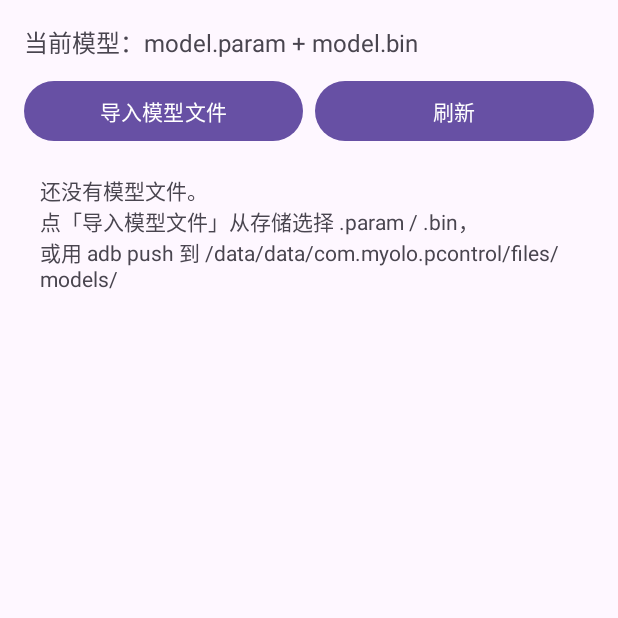
After one commit to 0Sakura721/myolo-pcontrol, an Android app: the ModelManagerActivity screen opened directly, with no data from a screen before it, on a phone screen of 412 x 824 dp, the top half of it. The commit adds this screen. Run offline under Robolectric (Android 15) with nearby library versions, the light colour scheme and no system bars.

Commit message:
feat: 模型管理页(导入/启用/删除/记忆选择) + 主界面入口按钮

```diff
--- a/android/app/src/main/AndroidManifest.xml
+++ b/android/app/src/main/AndroidManifest.xml
@@ -39,6 +39,9 @@
                 <category android:name="android.intent.category.LAUNCHER" />
             </intent-filter>
         </activity>
+        <activity
+            android:name=".ModelManagerActivity"
+            android:exported="false" />
     </application>
 
 </manifest>
--- a/android/app/src/main/java/com/myolo/pcontrol/MainActivity.kt
+++ b/android/app/src/main/java/com/myolo/pcontrol/MainActivity.kt
@@ -78,6 +78,9 @@ class MainActivity : AppCompatActivity() {
         findViewById<Button>(R.id.btnScrollDown).setOnClickListener {
             Pipeline.sendScroll(120)
         }
+        findViewById<Button>(R.id.btnModels).setOnClickListener {
+            startActivity(Intent(this, ModelManagerActivity::class.java))
+        }
     }
 
     private fun startCapture() {
--- /dev/null
+++ b/android/app/src/main/java/com/myolo/pcontrol/ModelManagerActivity.kt
@@ -0,0 +1,134 @@
+package com.myolo.pcontrol
+
+import android.net.Uri
+import android.os.Bundle
+import android.widget.Button
+import android.widget.LinearLayout
+import android.widget.ProgressBar
+import android.widget.ScrollView
+import android.widget.TextView
+import android.widget.Toast
+import androidx.activity.result.contract.ActivityResultContracts
+import androidx.appcompat.app.AppCompatActivity
+import com.myolo.pcontrol.pipeline.Pipeline
+import java.io.File
+
+/**
+ * 模型管理页：导入 .param/.bin（系统文件选择器，可多选）、
+ * 启用某个模型（点击）、删除（长按）、显示当前模型与加载结果。
+ * 模型保存路径：/data/data/com.myolo.pcontrol/files/models/
+ */
+class ModelManagerActivity : AppCompatActivity() {
+
+    private lateinit var tvCurrent: TextView
+    private lateinit var listBox: LinearLayout
+    private lateinit var progress: ProgressBar
+
+    /** 导入模型文件（任意扩展名均可选，导入时按 .param/.bin 过滤） */
+    private val importLauncher =
+        registerForActivityResult(ActivityResultContracts.OpenMultipleDocuments()) { uris ->
+            if (!uris.isNullOrEmpty()) importFiles(uris)
+        }
+
+    override fun onCreate(savedInstanceState: Bundle?) {
+        super.onCreate(savedInstanceState)
+        setContentView(R.layout.activity_model_manager)
+
+        tvCurrent = findViewById(R.id.tvCurrentModel)
+        listBox = findViewById(R.id.modelListBox)
+        progress = findViewById(R.id.modelProgress)
+        val btnImport = findViewById<Button>(R.id.btnImportModel)
+        val btnRefresh = findViewById<Button>(R.id.btnRefreshModel)
+
+        btnImport.setOnClickListener {
+            importLauncher.launch(arrayOf("*/*")) // 系统文件选择器，用户挑 .param/.bin
+        }
+        btnRefresh.setOnClickListener { refreshList() }
+        refreshList()
+    }
+
+    /** 把选中的 .param/.bin 拷贝到 files/models/ 下 */
+    private fun importFiles(uris: List<Uri>) {
+        val dir = File(filesDir, "models").apply { mkdirs() }
+        var imported = 0
+        for (uri in uris) {
+            val name = queryDisplayName(uri) ?: continue
+            if (!name.endsWith(".param") && !name.endsWith(".bin")) continue
+            try {
+                contentResolver.openInputStream(uri)?.use { input ->
+                    File(dir, name).outputStream().use { input.copyTo(it) }
+                }
+                imported++
+            } catch (e: Exception) {
+                Toast.makeText(this, "导入 $name 失败", Toast.LENGTH_SHORT).show()
+            }
+        }
+        if (imported > 0) Toast.makeText(this, "已导入 $imported 个文件", Toast.LENGTH_SHORT).show()
+        refreshList()
+    }
+
+    private fun queryDisplayName(uri: Uri): String? {
+        return try {
+            contentResolver.query(uri, null, null, null, null)?.use { c ->
+                if (c.moveToFirst()) c.getString(c.getColumnIndexOrThrow("_display_name")) else null
+            }
+        } catch (e: Exception) {
+            uri.lastPathSegment // 兜底
+        }
+    }
+
+    private fun refreshList() {
+        tvCurrent.text = "当前模型：${Pipeline.modelParam} + ${Pipeline.modelBin}"
+        listBox.removeAllViews()
+
+        val models = Pipeline.listModels(this)
+        if (models.isEmpty()) {
+            val hint = TextView(this).apply {
+                text = "还没有模型文件。\n" +
+                        "点「导入模型文件」从存储选择 .param / .bin，\n" +
+                        "或用 adb push 到 /data/data/com.myolo.pcontrol/files/models/"
+                textSize = 14f
+                setPadding(16, 16, 16, 16)
+            }
+            listBox.addView(hint)
+        }
+
+        for ((param, bin) in models) {
+            val active = param == Pipeline.modelParam
+            val row = TextView(this).apply {
+                text = (if (active) "● " else "○ ") + param +
+                        "\n    点击启用 · 长按删除（当前模型后需重新加载）"
+                textSize = 14f
+                setPadding(16, 14, 16, 14)
+            }
+            row.setOnClickListener { enableModel(param, bin) }
+            row.setOnLongClickListener {
+                Pipeline.deleteModel(this, param, bin)
+                Toast.makeText(this, "已删除 $param", Toast.LENGTH_SHORT).show()
+                refreshList(); true
+            }
+            listBox.addView(row)
+        }
+    }
+
+    private fun enableModel(param: String, bin: String) {
+        progress.visibility = ProgressBar.VISIBLE
+        Thread {
+            val ok = Pipeline.setActiveModel(this, param, bin)
+            runOnUiThread {
+                progress.visibility = ProgressBar.GONE
+                Toast.makeText(
+                    this,
+                    if (ok) "已启用 $param" else "加载失败：模型不兼容或文件损坏",
+                    Toast.LENGTH_LONG
+                ).show()
+                refreshList()
+            }
+        }.start()
+    }
+
+    override fun onResume() {
+        super.onResume()
+        refreshList()
+    }
+}
--- a/android/app/src/main/java/com/myolo/pcontrol/pipeline/Pipeline.kt
+++ b/android/app/src/main/java/com/myolo/pcontrol/pipeline/Pipeline.kt
@@ -32,22 +32,65 @@ object Pipeline {
     @Volatile var modelParam = "model.param"
     @Volatile var modelBin = "model.bin"
 
+    private const val MODELS_DIR = "models"
+    private const val PREFS_NAME = "myolo_prefs"
+    private const val KEY_PARAM = "model_param"
+    private const val KEY_BIN = "model_bin"
+    @Volatile private var prefsLoaded = false
+
     /**
-     * 加载模型（幂等）。模型文件需放到 files/models/ 下：
-     *   adb push model.param /data/data/com.myolo.pcontrol/files/models/
-     *   adb push model.bin   /data/data/com.myolo.pcontrol/files/models/
+     * 加载模型（幂等）。首次调用时从 SharedPreferences 恢复用户选中的模型。
      * @return 加载成功与否（模型缺失/失败返回 false）
      */
     fun ensureModel(context: Context): Boolean {
         if (modelLoaded) return true
+        if (!prefsLoaded) {
+            val sp = context.getSharedPreferences(PREFS_NAME, Context.MODE_PRIVATE)
+            sp.getString(KEY_PARAM, null)?.let { modelParam = it }
+            sp.getString(KEY_BIN, null)?.let { modelBin = it }
+            prefsLoaded = true
+        }
         val cfg = DeviceTier.backend
-        val dir = File(context.filesDir, "models").apply { mkdirs() }
-        val param = File(dir, modelParam)
-        val bin = File(dir, modelBin)
+        val param = File(modelsDir(context), modelParam)
+        val bin = File(modelsDir(context), modelBin)
         if (!param.exists() || !bin.exists()) return false
         val ok = detector.create(param.absolutePath, bin.absolutePath, cfg.useGpu)
         modelLoaded = ok
         return ok
+    }
+
+    // ------------------------------------------------------------------
+    // 模型管理（列表/切换/删除），供 ModelManagerActivity 使用
+    // ------------------------------------------------------------------
+    private fun modelsDir(context: Context) = File(context.filesDir, MODELS_DIR).apply { mkdirs() }
+
+    /** 列出已导入的模型对（.param + 同名 .bin） */
+    fun listModels(context: Context): List<Pair<String, String>> {
+        val dir = modelsDir(context)
+        return dir.listFiles()
+            ?.filter { it.isFile && it.name.endsWith(".param") }
+            ?.mapNotNull { p ->
+                val bin = File(dir, p.name.removeSuffix(".param") + ".bin")
+                if (bin.exists()) p.name to bin.name else null
+            }
+            ?.sortedBy { it.first } ?: emptyList()
+    }
+
+    /** 启用指定模型并记忆选择；返回加载是否成功 */
+    fun setActiveModel(context: Context, param: String, bin: String): Boolean {
+        modelLoaded = false
+        modelParam = param
+        modelBin = bin
+        context.getSharedPreferences(PREFS_NAME, Context.MODE_PRIVATE)
+            .edit().putString(KEY_PARAM, param).putString(KEY_BIN, bin).apply()
+        return ensureModel(context)
+    }
+
+    /** 删除模型文件（连同 .bin） */
+    fun deleteModel(context: Context, param: String, bin: String) {
+        val dir = modelsDir(context)
+        File(dir, param).delete()
+        File(dir, bin).delete()
     }
 
     /** 捕获回调入口：每帧推理并发送指令 */
--- /dev/null
+++ b/android/app/src/main/res/layout/activity_model_manager.xml
@@ -0,0 +1,68 @@
+<?xml version="1.0" encoding="utf-8"?>
+<androidx.constraintlayout.widget.ConstraintLayout
+    xmlns:android="http://schemas.android.com/apk/res/android"
+    xmlns:app="http://schemas.android.com/apk/res-auto"
+    android:layout_width="match_parent"
+    android:layout_height="match_parent"
+    android:padding="16dp">
+
+    <TextView
+        android:id="@+id/tvCurrentModel"
+        android:layout_width="0dp"
+        android:layout_height="wrap_content"
+        android:text="@string/model_current_default"
+        android:textSize="16sp"
+        app:layout_constraintTop_toTopOf="parent"
+        app:layout_constraintStart_toStartOf="parent"
+        app:layout_constraintEnd_toEndOf="parent" />
+
+    <LinearLayout
+        android:id="@+id/modelBtnRow"
+        android:layout_width="0dp"
+        android:layout_height="wrap_content"
+        android:orientation="horizontal"
+        android:layout_marginTop="10dp"
+        app:layout_constraintTop_toBottomOf="@id/tvCurrentModel"
+        app:layout_constraintStart_toStartOf="parent"
+        app:layout_constraintEnd_toEndOf="parent">
+        <Button
+            android:id="@+id/btnImportModel"
+            android:layout_width="0dp"
+            android:layout_weight="1"
+            android:layout_height="wrap_content"
+            android:text="@string/model_import" />
+        <Space android:layout_width="8dp" android:layout_height="wrap_content" />
+        <Button
+            android:id="@+id/btnRefreshModel"
+            android:layout_width="0dp"
+            android:layout_weight="1"
+            android:layout_height="wrap_content"
+            android:text="@string/model_refresh" />
+    </LinearLayout>
+
+    <ProgressBar
+        android:id="@+id/modelProgress"
+        style="?android:attr/progressBarStyleSmall"
+        android:layout_width="wrap_content"
+        android:layout_height="wrap_content"
+        android:visibility="gone"
+        app:layout_constraintTop_toBottomOf="@id/modelBtnRow"
+        app:layout_constraintStart_toStartOf="parent"
+        app:layout_constraintEnd_toEndOf="parent" />
+
+    <ScrollView
+        android:layout_width="0dp"
+        android:layout_height="0dp"
+        android:layout_marginTop="8dp"
+        app:layout_constraintTop_toBottomOf="@id/modelProgress"
+        app:layout_constraintStart_toStartOf="parent"
+        app:layout_constraintEnd_toEndOf="parent"
+        app:layout_constraintBottom_toBottomOf="parent">
+        <LinearLayout
+            android:id="@+id/modelListBox"
+            android:layout_width="match_parent"
+            android:layout_height="wrap_content"
+            android:orientation="vertical" />
+    </ScrollView>
+
+</androidx.constraintlayout.widget.ConstraintLayout>
--- a/android/app/src/main/res/values/strings.xml
+++ b/android/app/src/main/res/values/strings.xml
@@ -11,4 +11,8 @@
     <string name="btn_scroll_up">上滚</string>
     <string name="btn_scroll_down">下滚</string>
     <string name="status_default">状态：未连接</string>
+    <string name="btn_models">模型管理</string>
+    <string name="model_current_default">当前模型：无</string>
+    <string name="model_import">导入模型文件</string>
+    <string name="model_refresh">刷新</string>
 </resources>
```
Also changed, not shown: android/app/src/main/res/layout/activity_main.xml (+17 -1 lines).
